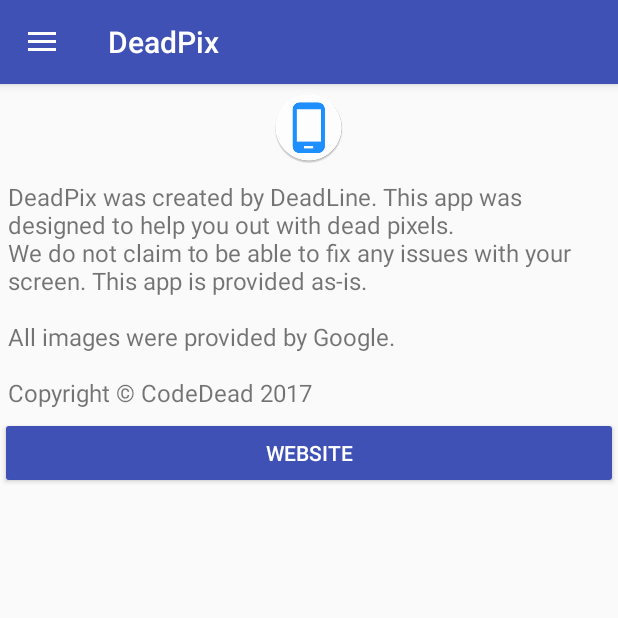
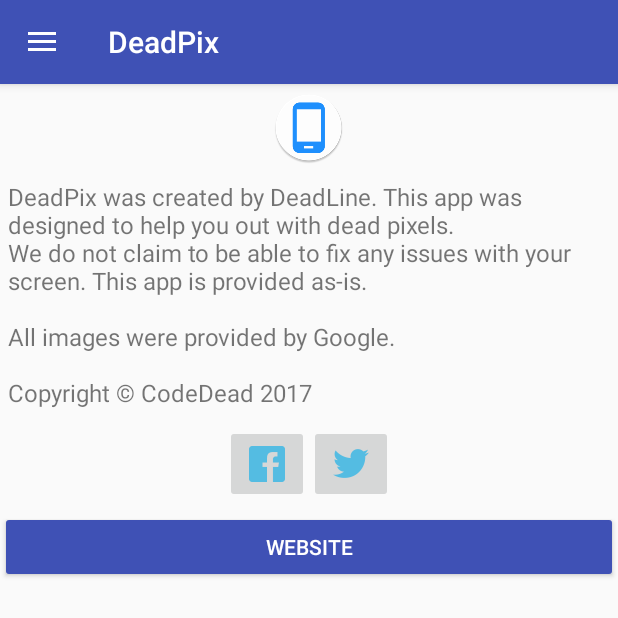
Before and after one commit to CodeDead/DeadPix-android, an Android app: the screen it shows after launch (MainActivity), in the side drawer, after a tap on "About", on a phone screen of 412 x 824 dp, the top half of it. Run offline under Robolectric (Android 15) with nearby library versions, the phone set to English and light mode, and no system bars.

Commit message:
* Added about content, images and code

```diff
--- a/app/src/main/java/com/codedead/deadline/deadpix/gui/MainActivity.java
+++ b/app/src/main/java/com/codedead/deadline/deadpix/gui/MainActivity.java
@@ -18,6 +18,7 @@
 import android.view.MenuItem;
 import android.view.View;
 import android.widget.Button;
+import android.widget.ImageButton;
 import android.widget.Toast;
 import android.widget.ViewFlipper;
 
@@ -86,7 +87,7 @@
             btnWebsite.setOnClickListener(new View.OnClickListener() {
                 @Override
                 public void onClick(View v) {
-                    openCodeDead();
+                    openSite("http://codedead.com/");
                 }
             });
 
@@ -106,16 +107,40 @@
 
     private void content_about() {
         Button btnWebsite = (Button) findViewById(R.id.BtnWebsiteAbout);
+        ImageButton btnFacebook = (ImageButton) findViewById(R.id.BtnFacebook);
+        ImageButton btnTwitter = (ImageButton) findViewById(R.id.BtnTwitter);
+
         btnWebsite.setOnClickListener(new View.OnClickListener() {
             @Override
             public void onClick(View v) {
-                openCodeDead();
+                openSite("http://codedead.com/");
+            }
+        });
+
+        btnWebsite.setOnClickListener(new View.OnClickListener() {
+            @Override
+            public void onClick(View v) {
+                openSite("http://codedead.com/");
+            }
+        });
+
+        btnFacebook.setOnClickListener(new View.OnClickListener() {
+            @Override
+            public void onClick(View v) {
+                openSite("https://facebook.com/deadlinecodedead");
+            }
+        });
+
+        btnTwitter.setOnClickListener(new View.OnClickListener() {
+            @Override
+            public void onClick(View v) {
+                openSite("https://twitter.com/C0DEDEAD");
             }
         });
     }
 
-    private void openCodeDead() {
-        Uri uriUrl = Uri.parse("http://codedead.com/");
+    private void openSite(String site) {
+        Uri uriUrl = Uri.parse(site);
         Intent launchBrowser = new Intent(Intent.ACTION_VIEW, uriUrl);
         startActivity(launchBrowser);
     }
--- a/app/src/main/res/layout/content_about.xml
+++ b/app/src/main/res/layout/content_about.xml
@@ -26,6 +26,26 @@
             android:text="@string/text_about"
             android:textSize="16sp" />
 
+        <LinearLayout
+            android:layout_width="match_parent"
+            android:layout_height="wrap_content"
+            android:layout_margin="5dp"
+            android:gravity="center">
+
+            <ImageButton
+                android:id="@+id/BtnFacebook"
+                android:layout_width="wrap_content"
+                android:layout_height="wrap_content"
+                app:srcCompat="@drawable/ic_facebook_icon" />
+
+            <ImageButton
+                android:id="@+id/BtnTwitter"
+                android:layout_width="wrap_content"
+                android:layout_height="wrap_content"
+                app:srcCompat="@drawable/ic_twitter_icon" />
+
+        </LinearLayout>
+
         <Button
             android:id="@+id/BtnWebsiteAbout"
             style="@style/Widget.AppCompat.Button.Colored"
```
Also changed, not shown: app/src/main/res/drawable-hdpi/ic_facebook_icon.png (added), app/src/main/res/drawable-hdpi/ic_twitter_icon.png (added), app/src/main/res/drawable-mdpi/ic_facebook_icon.png (added), app/src/main/res/drawable-mdpi/ic_twitter_icon.png (added), app/src/main/res/drawable-xhdpi/ic_facebook_icon.png (added), app/src/main/res/drawable-xhdpi/ic_twitter_icon.png (added), app/src/main/res/drawable-xxhdpi/ic_facebook_icon.png (added), app/src/main/res/drawable-xxhdpi/ic_twitter_icon.png (added).
